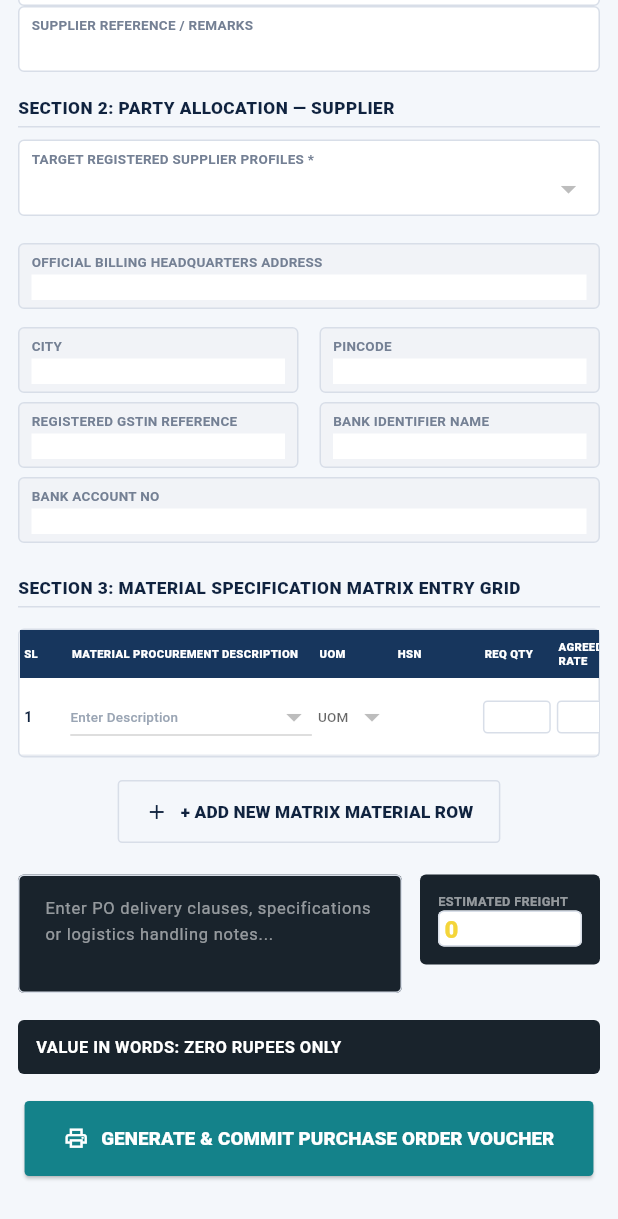
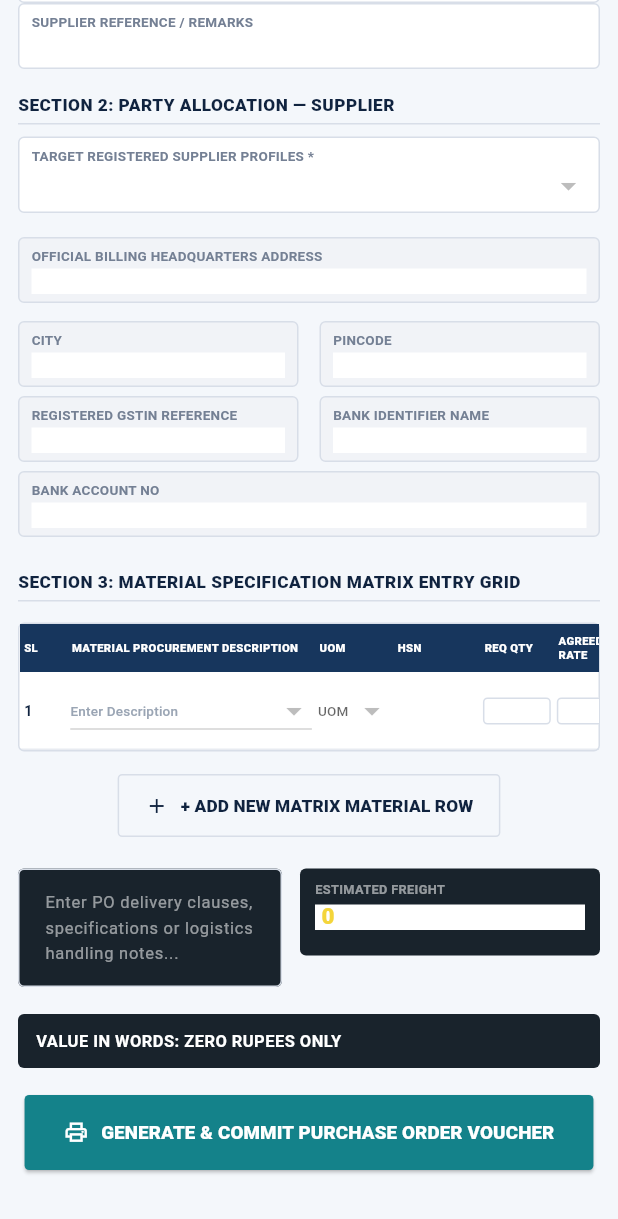
Before and after one commit to Vigneshwari116/ultra_enterprise, a Flutter app: the PurchaseOrderScreen widget shown alone on an empty page, opened directly, scrolled down 562 dp, on a phone screen of 412 x 824 dp. Shown: the top 1219 px of the screen. Run offline on Flutter 3.47's test engine with Material 3 defaults, Android fonts, the phone set to English and light mode, and no system bars; our stand-ins replace file_picker, pdf, printing, sqflite, sqflite_common_ffi; accounts and stored records are empty; network calls fail; Roboto replaces fonts that are missing (Arial); key blocks and very long unbroken strings in the code were emptied for the run.

Commit message:
fix: compact matrices and Enter focus on remaining transaction screens
Align Delivery Challan, Quotation, and Purchase Voucher with shared inset
fields and matrix Enter-to-next; tighten padding and Cash Book margins;
fix PO freight panel overflow and pass through field onChanged.

Co-authored-by: vigni2104 <vigni2104@gmail.com>

```diff
--- a/lib/screens/purchase_order_screen.dart
+++ b/lib/screens/purchase_order_screen.dart
@@ -523,7 +523,7 @@ class _PurchaseOrderScreenState extends State<PurchaseOrderScreen> {
                         ),
                         _zoneField(),
                         _pair(
-                          _outline('DELIVERY TIMELINE VALIDITY (DAYS)', controller: dueDays,
+                          _outline('DELIVERY TIMELINE VALIDITY (DAYS)', controller: dueDays, autofocus: true,
                               onChanged: (_) {
                                 _syncDueDateFromDays();
                                 setState(() {});
@@ -630,30 +630,35 @@ class _PurchaseOrderScreenState extends State<PurchaseOrderScreen> {
                       ),
                     ),
                     const SizedBox(width: 12),
-                    Container(
-                      width: 120,
-                      padding: const EdgeInsets.all(12),
+                    SizedBox(
+                      width: 200,
+                      child: Container(
+                        padding: const EdgeInsets.fromLTRB(10, 8, 10, 8),
                         decoration: BoxDecoration(
                           color: const Color(0xFF19232C),
                           borderRadius: BorderRadius.circular(4),
                         ),
                         child: Column(
-                        crossAxisAlignment: CrossAxisAlignment.start,
+                          crossAxisAlignment: CrossAxisAlignment.stretch,
+                          mainAxisSize: MainAxisSize.min,
                           children: [
                             const Text('ESTIMATED FREIGHT',
                                 style: TextStyle(color: Colors.white54, fontSize: 8.5, fontWeight: FontWeight.w700)),
-                          TextField(
+                            const SizedBox(height: 4),
+                            SizedBox(
+                              height: 26,
+                              child: TextField(
                                 controller: freight,
                                 keyboardType: TextInputType.number,
                                 onChanged: (_) => setState(() {}),
-                            style: const TextStyle(color: Color(0xFFF4D53A), fontWeight: FontWeight.w900, fontSize: 16),
-                            decoration: const InputDecoration(
-                              isDense: true,
-                              border: InputBorder.none,
-                              contentPadding: EdgeInsets.zero,
+                                textInputAction: TextInputAction.done,
+                                style: const TextStyle(
+                                    color: Color(0xFFF4D53A), fontWeight: FontWeight.w900, fontSize: 15, height: 1.1),
+                                decoration: enterpriseInsetInputDecoration(),
                               ),
                             ),
                           ],
+                        ),
                       ),
                     ),
                   ],
@@ -692,7 +697,8 @@ class _PurchaseOrderScreenState extends State<PurchaseOrderScreen> {
       bool filled = false,
       Widget? prefixIcon,
       VoidCallback? onTap,
-      ValueChanged<String>? onChanged}) {
+      ValueChanged<String>? onChanged,
+      bool autofocus = false}) {
     return enterpriseInsetTextField(
       label: label,
       controller: controller,
@@ -700,6 +706,8 @@ class _PurchaseOrderScreenState extends State<PurchaseOrderScreen> {
       filled: filled,
       prefixIcon: prefixIcon,
       onTap: onTap,
+      onChanged: onChanged,
+      autofocus: autofocus,
     );
   }
 
--- a/lib/widgets/enterprise_form_fields.dart
+++ b/lib/widgets/enterprise_form_fields.dart
@@ -158,7 +158,7 @@ Widget enterpriseInsetDropdown<T>({
   Color? borderColor,
 }) {
   return Padding(
-    padding: const EdgeInsets.only(bottom: 6),
+    padding: const EdgeInsets.only(bottom: 4),
     child: enterpriseInsetFieldShell(
       label: label,
       borderColor: borderColor,
@@ -332,7 +332,7 @@ const TextStyle enterpriseMatrixCellStyle = TextStyle(
 
 final InputDecoration enterpriseMatrixInputDecoration = InputDecoration(
   isDense: true,
-  contentPadding: const EdgeInsets.symmetric(horizontal: 4, vertical: 4),
+  contentPadding: const EdgeInsets.symmetric(horizontal: 4, vertical: 2),
   border: OutlineInputBorder(borderRadius: BorderRadius.circular(3)),
   enabledBorder: OutlineInputBorder(borderRadius: BorderRadius.circular(3), borderSide: const BorderSide(color: border)),
 );
```
Also changed, not shown: lib/screens/delivery_challan_screen.dart (+22 -22 lines), lib/screens/purchase_voucher_screen.dart (+30 -31 lines), lib/screens/quotation_screen.dart (+22 -20 lines), lib/screens/transactions_host_screen.dart (+20 -24 lines). Lines whose indentation alone changed are shown as unchanged.
